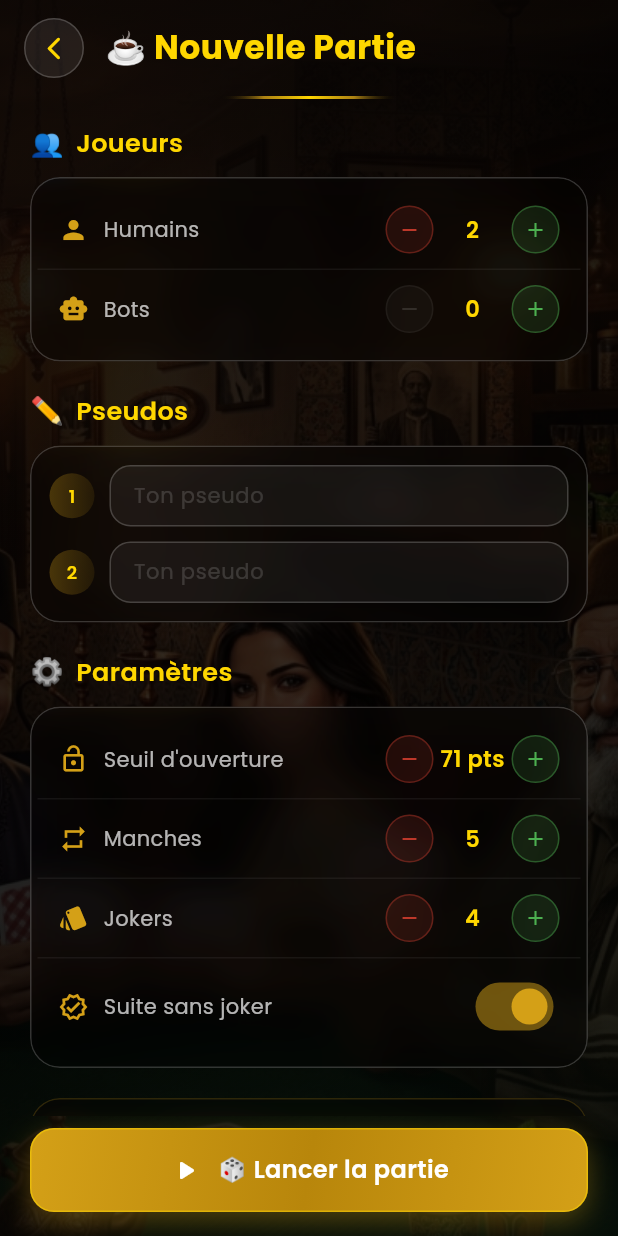
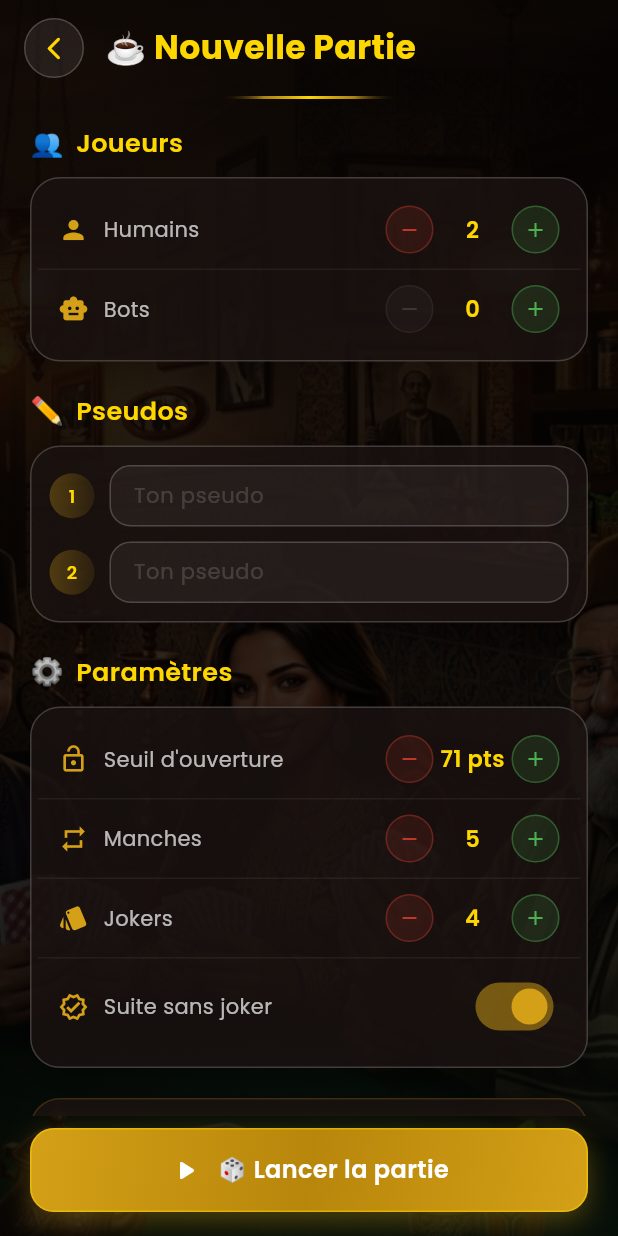
Before and after one commit to Mahdi01X/ramitn-server, a Flutter app: the OfflineSetupScreen screen opened by its route, on a phone screen of 412 x 824 dp. Run offline on Flutter 3.47's test engine with Material 3 defaults, Android fonts, the phone set to English and light mode, and no system bars; our stand-ins replace audioplayers, dio, flutter_riverpod, flutter_secure_storage, go_router, google_fonts and 1 more; accounts and stored records are empty; network calls fail.

Commit message:
push tout

```diff
--- a/mobile/lib/core/widgets.dart
+++ b/mobile/lib/core/widgets.dart
@@ -1,4 +1,3 @@
-import 'dart:ui';
 import 'package:flutter/material.dart';
 import '../../core/theme.dart';
 
@@ -105,14 +104,9 @@ class GlassCard extends StatelessWidget {
   Widget build(BuildContext context) {
     return Container(
       margin: margin,
-      child: ClipRRect(
-        borderRadius: BorderRadius.circular(borderRadius),
-        child: BackdropFilter(
-          filter: ImageFilter.blur(sigmaX: blur, sigmaY: blur),
-          child: Container(
       padding: padding ?? const EdgeInsets.all(20),
       decoration: BoxDecoration(
-              color: backgroundColor ?? CafeTunisienColors.glassBlack,
+        color: backgroundColor ?? const Color(0xCC1A1210),
         borderRadius: BorderRadius.circular(borderRadius),
         border: Border.all(
           color: borderColor ?? CafeTunisienColors.glassBorder,
@@ -120,16 +114,13 @@ class GlassCard extends StatelessWidget {
         ),
         boxShadow: [
           BoxShadow(
-                  color: Colors.black.withOpacity(0.2),
+            color: Colors.black.withOpacity(0.25),
             blurRadius: 20,
             offset: const Offset(0, 8),
           ),
         ],
       ),
       child: child,
-          ),
-        ),
-      ),
     );
   }
 }
--- a/mobile/lib/models/card.dart
+++ b/mobile/lib/models/card.dart
@@ -46,7 +46,8 @@ class Card {
     Suit? suit;
     final suitStr = json['suit']?.toString();
     if (suitStr != null && suitStr != 'joker') {
-      suit = Suit.values.where((s) => s.name == suitStr).firstOrNull;
+      final suitMatches = Suit.values.where((s) => s.name == suitStr);
+      suit = suitMatches.isNotEmpty ? suitMatches.first : null;
     }
 
     // Handle rank — server sends string ('A','2','J','JOKER'), local engine sends int
@@ -54,7 +55,8 @@ class Card {
     final rawRank = json['rank'];
     if (rawRank != null) {
       if (rawRank is int) {
-        rank = Rank.values.where((r) => r.value == rawRank).firstOrNull;
+        final rankMatches = Rank.values.where((r) => r.value == rawRank);
+        rank = rankMatches.isNotEmpty ? rankMatches.first : null;
       } else if (rawRank is String && rawRank != 'JOKER') {
         const rankMap = {
           'A': Rank.ace, '2': Rank.two, '3': Rank.three, '4': Rank.four,
--- a/mobile/lib/screens/game/widgets/felt_table.dart
+++ b/mobile/lib/screens/game/widgets/felt_table.dart
@@ -500,7 +500,8 @@ class _MeldsZone extends StatelessWidget {
   }
 
   Widget _buildPlayerMeldsSection(String playerId, List<Meld> playerMelds, bool isMe) {
-    final info = playerInfos.where((p) => p.id == playerId).firstOrNull;
+    final infoMatches = playerInfos.where((p) => p.id == playerId);
+    final info = infoMatches.isNotEmpty ? infoMatches.first : null;
     final name = isMe ? 'Mes paquets' : (info?.name ?? 'Joueur');
     final openScore = info?.openingScore ?? 0;
     final opened = info?.hasOpened ?? false;
--- a/mobile/lib/screens/offline/offline_setup_screen.dart
+++ b/mobile/lib/screens/offline/offline_setup_screen.dart
@@ -34,10 +34,16 @@ class _OfflineSetupScreenState extends ConsumerState<OfflineSetupScreen> {
   @override
   Widget build(BuildContext context) {
     return Scaffold(
-      body: CafeBackground(
-        overlayOpacity: 0.78,
-        child: SafeArea(
-          child: Column(
+      backgroundColor: const Color(0xFF0D0906),
+      body: Stack(
+        fit: StackFit.expand,
+        children: [
+          CafeBackground(
+            overlayOpacity: 0.78,
+            child: const SizedBox.expand(),
+          ),
+          SafeArea(
+            child: Column(
             children: [
               // ─── Header ──────────────────────────────
               Padding(
@@ -230,6 +236,7 @@ class _OfflineSetupScreenState extends ConsumerState<OfflineSetupScreen> {
             ],
           ),
         ),
+        ],
       ),
     );
   }
```
Also changed, not shown: mobile/lib/screens/auth/login_screen.dart (+13 -5 lines), mobile/lib/screens/game/game_table_screen.dart (+7 -3 lines), mobile/lib/screens/home/home_screen.dart (+10 -2 lines), mobile/lib/screens/lobby/create_room_screen.dart (+11 -4 lines), mobile/lib/screens/lobby/join_room_screen.dart (+11 -4 lines), mobile/lib/screens/lobby/lobby_screen.dart (+15 -7 lines), mobile/lib/screens/online/quick_online_screen.dart (+19 -13 lines), mobile/lib/screens/rules/rules_screen.dart (+11 -4 lines). Lines whose indentation alone changed are shown as unchanged.
